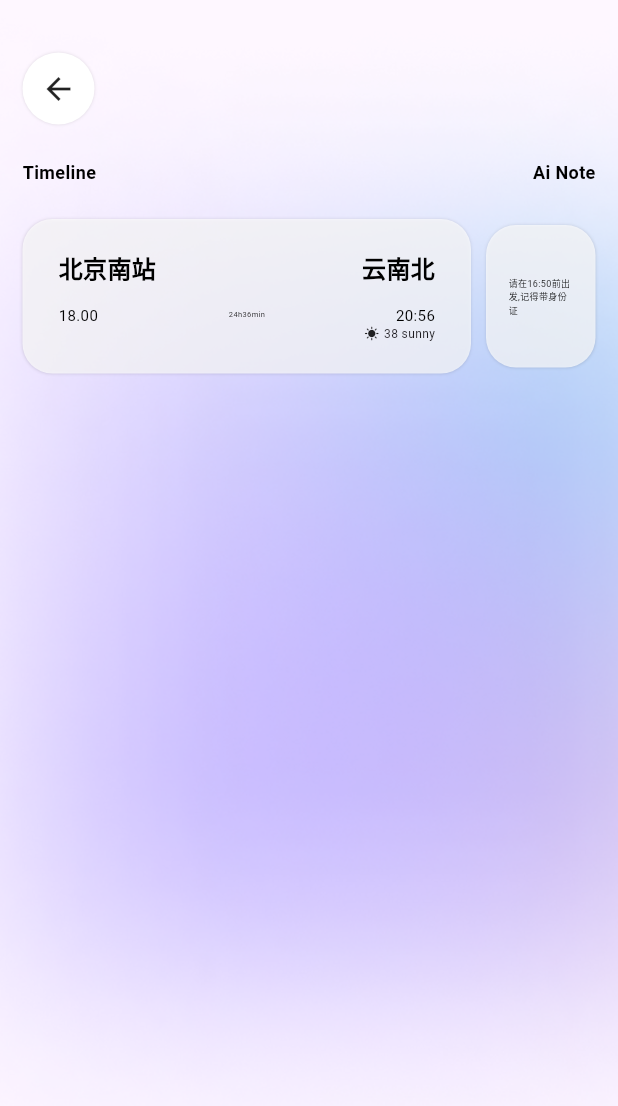
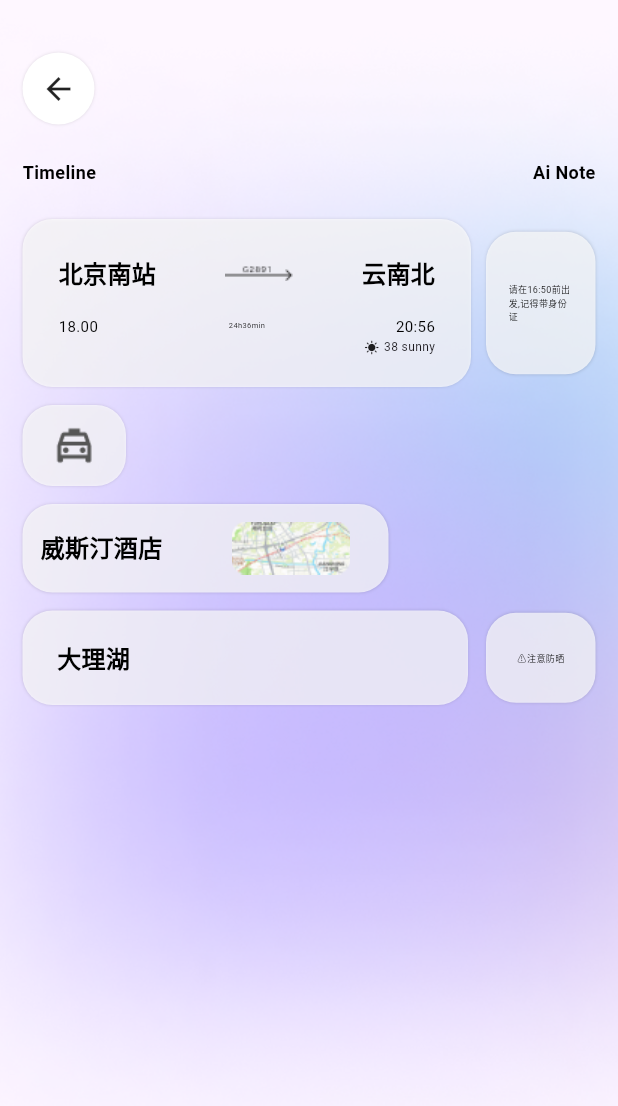
Before and after one commit to liao3841054/ai_travel, a Flutter app: the TravelTimelinePage screen opened by its route, on a phone screen of 412 x 824 dp. Shown: the top 1106 px of the screen. Run offline on Flutter 3.47's test engine with Material 2 defaults, Android fonts, the light colour scheme and no system bars; our stand-ins replace flutter_login, flutter_rating_bar, get, get_storage, pub_semver; missing offline and left inert: flutter_macos_webview, in_app_review; accounts and stored records are empty.

Commit message:
timeline

```diff
--- a/lib/pages/travel_timeline/widgets/hello.dart
+++ b/lib/pages/travel_timeline/widgets/hello.dart
@@ -24,11 +24,115 @@ class HelloWidget extends GetView<TravelTimelineController> {
         // 阴影
       ),
       child: Column(
+        crossAxisAlignment: CrossAxisAlignment.start,
         children: [
           const NavBackBar(),
           const TimelineTitleWidget(),
           TimelineTicketWidget(),
+          SizedBox(
+            height: 12,
+          ),
+          BoardingByWidget(),
+          SizedBox(
+            height: 12,
+          ),
+          TimelineMapWidget(),
+          SizedBox(
+            height: 12,
+          ),
+          TimelinePlace()
         ],
+      ),
+    );
+  }
+}
+
+class TimelinePlace extends StatelessWidget {
+  const TimelinePlace({super.key});
+
+  @override
+  Widget build(BuildContext context) {
+    return Row(
+      children: [
+        Expanded(
+          child: ShadowWhiteContainer(
+              circular: 20,
+              padding: const EdgeInsets.symmetric(horizontal: 23, vertical: 20),
+              child: SQText(
+                "大理湖",
+                fontSize: 16,
+                fontWeight: FontWeight.bold,
+              )),
+        ),
+        SizedBox(
+          width: 12,
+        ),
+        ShadowWhiteContainer(
+            circular: 20,
+            width: 73,
+            height: 60,
+            padding: const EdgeInsets.symmetric(horizontal: 12, vertical: 12),
+            child: Center(
+                child: SQText(
+              "⚠️注意防晒",
+              fontSize: 6,
+            ))),
+      ],
+    );
+  }
+}
+
+class TimelineMapWidget extends StatelessWidget {
+  const TimelineMapWidget({super.key});
+
+  @override
+  Widget build(BuildContext context) {
+    return ShadowWhiteContainer(
+        circular: 20,
+        padding: const EdgeInsets.symmetric(horizontal: 12, vertical: 12),
+        width: 244,
+        child: Row(
+          children: [
+            SQText(
+              "威斯汀酒店 ",
+              fontSize: 16,
+              fontWeight: FontWeight.bold,
+            ),
+            SizedBox(
+              width: 42,
+            ),
+            Image.asset(
+              "images/travel_small_map_icon.png",
+              height: 35,
+              width: 79,
+              errorBuilder: (context, error, stackTrace) => Container(
+                color: Colors.white,
+                width: 10,
+                height: 10,
+              ),
+            ),
+          ],
+        ));
+  }
+}
+
+class BoardingByWidget extends StatelessWidget {
+  const BoardingByWidget({super.key});
+
+  @override
+  Widget build(BuildContext context) {
+    return ShadowWhiteContainer(
+      circular: 20,
+      padding: const EdgeInsets.symmetric(horizontal: 12, vertical: 12),
+      child: Image.asset(
+        "images/take_icon.png",
+        height: 30,
+        width: 45,
+        errorBuilder: (context, error, stackTrace) => Container(
+          color: Colors.white,
+          width: 10,
+          height: 10,
+        ),
       ),
     );
   }
@@ -48,13 +152,23 @@ class TimelineTicketWidget extends StatelessWidget {
             child: Column(
               children: [
                 Row(
+                  mainAxisAlignment: MainAxisAlignment.spaceBetween,
                   children: [
                     SQText(
                       "北京南站",
                       fontSize: 16,
                       fontWeight: FontWeight.bold,
                     ),
-                    Spacer(),
+                    Image.asset(
+                      "images/ticket_icon.png",
+                      height: 30,
+                      width: 45,
+                      errorBuilder: (context, error, stackTrace) => Container(
+                        color: Colors.white,
+                        width: 10,
+                        height: 10,
+                      ),
+                    ),
                     SQText(
                       "云南北",
                       fontSize: 16,
@@ -84,6 +198,9 @@ class TimelineTicketWidget extends StatelessWidget {
                       fontSize: 10,
                     ),
                   ],
+                ),
+                const SizedBox(
+                  height: 2,
                 ),
                 Row(
                   children: [
```
Also changed, not shown: images/take_icon.png (added), images/ticket_icon.png (added).
